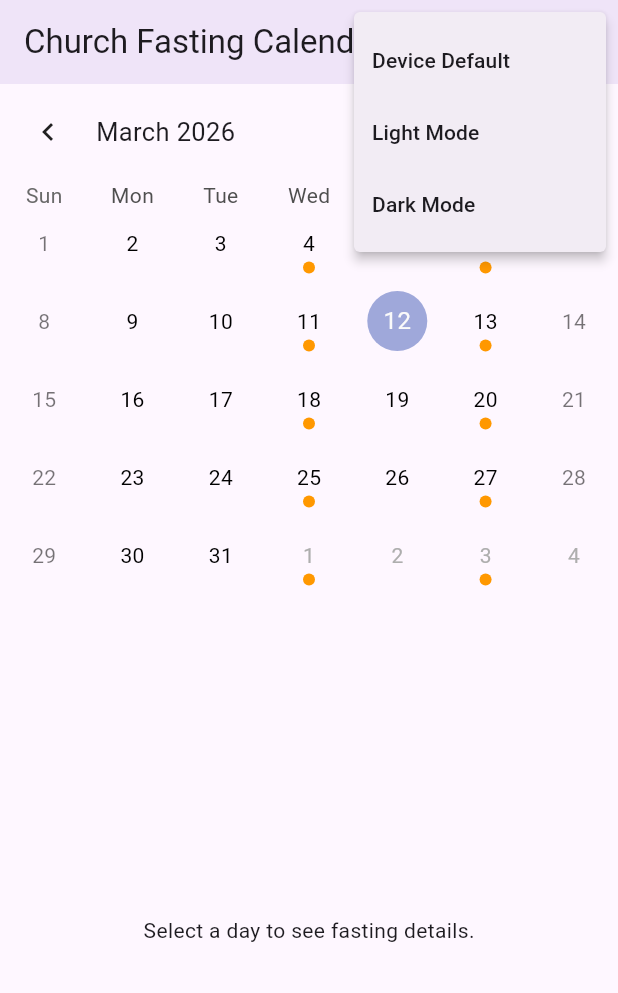
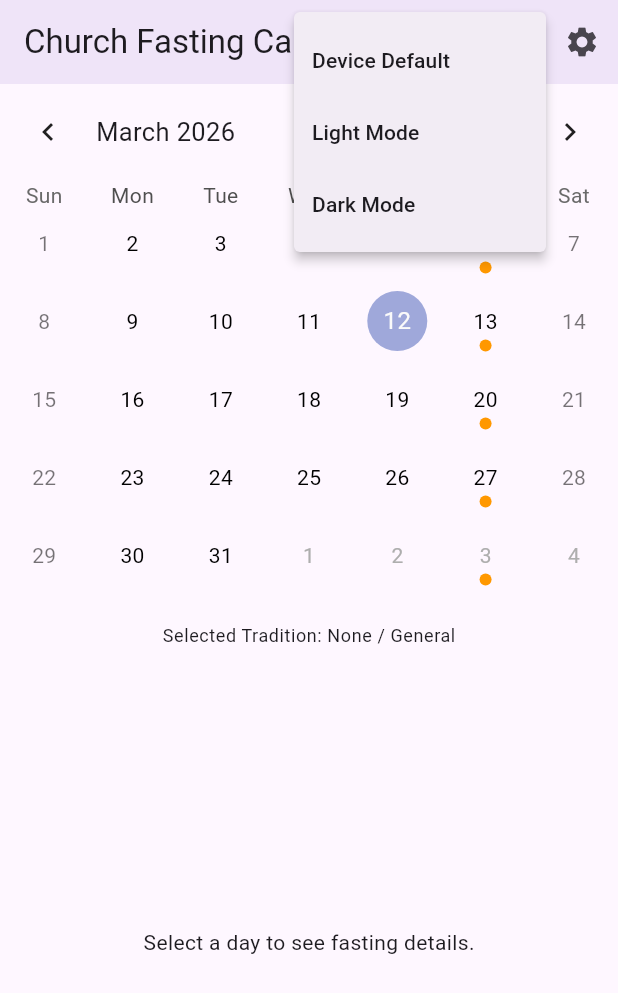
Before and after one commit to d3metrious/OrthodoxFastingCalender, a Flutter app: the screen it shows after launch, after a tap on the "palette" icon, on a phone screen of 412 x 824 dp. Shown: the top 993 px of the screen. Run offline on Flutter 3.47's test engine with Material 3 defaults, Android fonts, the phone set to English and light mode, and no system bars; drawn by our look-alikes of table_calendar; our stand-ins replace shared_preferences.

Commit message:
FastingTradition

```diff
--- a/lib/main.dart
+++ b/lib/main.dart
@@ -2,8 +2,15 @@ import 'package:flutter/material.dart';
 import 'pages/calendar_page.dart';
 import 'utils/app_colors.dart';
 import 'services/theme_service.dart';
+import 'services/fasting_service.dart';
 
-void main() {
+void main() async {
+  WidgetsFlutterBinding.ensureInitialized();
+
+  // Initialize both services
+  await themeService.init();
+  await fastingService.init();
+
   runApp(const FastingCalendarApp());
 }
 
@@ -12,9 +19,13 @@ class FastingCalendarApp extends StatelessWidget {
 
   @override
   Widget build(BuildContext context) {
-    // ListenableBuilder listens to themeService and rebuilds whenever notifyListeners() is called
+    // ListenableBuilder can listen to multiple change notifiers using a Column of builders,
+    // but a cleaner way for multiple is using `MultiListenableBuilder` or just nested builders.
     return ListenableBuilder(
       listenable: themeService,
+      builder: (context, child) {
+        return ListenableBuilder(
+          listenable: fastingService,
           builder: (context, child) {
             return MaterialApp(
               title: 'Church Fasting Calendar',
@@ -32,11 +43,12 @@ class FastingCalendarApp extends StatelessWidget {
                 ),
                 useMaterial3: true,
               ),
-          // Now controlled by our service
               themeMode: themeService.themeMode,
               home: const CalendarPage(),
             );
           },
         );
+      },
+    );
   }
 }
--- /dev/null
+++ b/lib/models/fasting_tradition.dart
@@ -0,0 +1,16 @@
+enum FastingTradition {
+  orthodox,
+  romanCatholic,
+  none;
+
+  String get displayName {
+    switch (this) {
+      case FastingTradition.orthodox:
+        return 'Eastern Orthodox';
+      case FastingTradition.romanCatholic:
+        return 'Roman Catholic';
+      case FastingTradition.none:
+        return 'None / General';
+    }
+  }
+}
--- a/lib/pages/calendar_page.dart
+++ b/lib/pages/calendar_page.dart
@@ -1,5 +1,6 @@
 import 'package:flutter/material.dart';
 import 'package:table_calendar/table_calendar.dart';
+import '../models/fasting_tradition.dart';
 import '../services/fasting_service.dart';
 import '../services/theme_service.dart';
 import '../utils/app_colors.dart';
@@ -24,24 +25,28 @@ class _CalendarPageState extends State<CalendarPage> {
         title: const Text('Church Fasting Calendar'),
         backgroundColor: AppColors.primary.withOpacity(0.1),
         actions: [
-          // A simple dropdown to change the theme
+          // Theme Selector
           PopupMenuButton<ThemeMode>(
             icon: const Icon(Icons.palette),
+            tooltip: 'Change Theme',
             onSelected: (mode) => themeService.setThemeMode(mode),
             itemBuilder: (context) => [
-              const PopupMenuItem(
-                value: ThemeMode.system,
-                child: Text('Device Default'),
-              ),
-              const PopupMenuItem(
-                value: ThemeMode.light,
-                child: Text('Light Mode'),
-              ),
-              const PopupMenuItem(
-                value: ThemeMode.dark,
-                child: Text('Dark Mode'),
-              ),
+              const PopupMenuItem(value: ThemeMode.system, child: Text('Device Default')),
+              const PopupMenuItem(value: ThemeMode.light, child: Text('Light Mode')),
+              const PopupMenuItem(value: ThemeMode.dark, child: Text('Dark Mode')),
             ],
+          ),
+          // Tradition Selector
+          PopupMenuButton<FastingTradition>(
+            icon: const Icon(Icons.settings),
+            tooltip: 'Change Tradition',
+            onSelected: (tradition) => fastingService.setTradition(tradition),
+            itemBuilder: (context) => FastingTradition.values.map((tradition) {
+              return PopupMenuItem(
+                value: tradition,
+                child: Text(tradition.displayName),
+              );
+            }).toList(),
           ),
         ],
       ),
@@ -59,7 +64,7 @@ class _CalendarPageState extends State<CalendarPage> {
               });
             },
             eventLoader: (day) {
-              final fast = FastingService.getFastingType(day);
+              final fast = fastingService.getFastingType(day);
               return fast != null ? [fast] : [];
             },
             calendarStyle: CalendarStyle(
@@ -67,15 +72,18 @@ class _CalendarPageState extends State<CalendarPage> {
                 color: AppColors.fastingMarker,
                 shape: BoxShape.circle,
               ),
-              defaultTextStyle: TextStyle(
-                color: isDarkMode ? Colors.white : Colors.black,
-              ),
-              weekendTextStyle: TextStyle(
-                color: isDarkMode ? Colors.white70 : Colors.black54,
-              ),
+              defaultTextStyle: TextStyle(color: isDarkMode ? Colors.white : Colors.black),
+              weekendTextStyle: TextStyle(color: isDarkMode ? Colors.white70 : Colors.black54),
             ),
           ),
           const SizedBox(height: 20),
+          Padding(
+            padding: const EdgeInsets.symmetric(horizontal: 16.0),
+            child: Text(
+              'Selected Tradition: ${fastingService.tradition.displayName}',
+              style: Theme.of(context).textTheme.bodySmall,
+            ),
+          ),
           Expanded(
             child: Center(
               child: _buildInfoCard(isDarkMode),
@@ -91,12 +99,10 @@ class _CalendarPageState extends State<CalendarPage> {
       return const Text('Select a day to see fasting details.');
     }
 
-    final fastType = FastingService.getFastingType(_selectedDay!);
+    final fastType = fastingService.getFastingType(_selectedDay!);
     if (fastType != null) {
       return Card(
-        color: isDarkMode
-            ? AppColors.fastingBackgroundDark
-            : AppColors.fastingBackgroundLight,
+        color: isDarkMode ? AppColors.fastingBackgroundDark : AppColors.fastingBackgroundLight,
         margin: const EdgeInsets.all(16),
         child: Padding(
           padding: const EdgeInsets.all(16.0),
@@ -108,17 +114,16 @@ class _CalendarPageState extends State<CalendarPage> {
               Text(
                 fastType,
                 style: Theme.of(context).textTheme.headlineSmall,
+                textAlign: TextAlign.center,
               ),
-              const Text('Standard Fasting rules apply.'),
+              const SizedBox(height: 8),
+              const Text('Standard Fasting rules apply.', textAlign: TextAlign.center),
             ],
           ),
         ),
       );
     }
 
-    return const Text(
-      'No fasting today.',
-      style: TextStyle(color: AppColors.noFastingText),
-    );
+    return const Text('No fasting today.', style: TextStyle(color: AppColors.noFastingText));
   }
 }
--- a/lib/services/fasting_service.dart
+++ b/lib/services/fasting_service.dart
@@ -1,18 +1,58 @@
-class FastingService {
-  static final Map<DateTime, String> _fixedFasts = {
-    DateTime.utc(2023, 12, 24): 'Nativity Fast',
-    DateTime.utc(2023, 12, 25): 'Feast of the Nativity',
-  };
+import '../models/fasting_tradition.dart';
+import 'package:shared_preferences/shared_preferences.dart';
+import 'package:flutter/material.dart';
 
-  static String? getFastingType(DateTime date) {
-    final normalizedDate = DateTime.utc(date.year, date.month, date.day);
-    if (_fixedFasts.containsKey(normalizedDate)) {
-      return _fixedFasts[normalizedDate];
+class FastingService extends ChangeNotifier {
+  static const String _key = 'fasting_tradition';
+  FastingTradition _tradition = FastingTradition.none;
+
+  FastingTradition get tradition => _tradition;
+
+  /// Load the saved tradition preference
+  Future<void> init() async {
+    final prefs = await SharedPreferences.getInstance();
+    final savedValue = prefs.getString(_key);
+
+    _tradition = FastingTradition.values.firstWhere(
+      (e) => e.name == savedValue,
+      orElse: () => FastingTradition.none,
+    );
+    notifyListeners();
+  }
+
+  /// Update and persist the tradition
+  Future<void> setTradition(FastingTradition newTradition) async {
+    if (_tradition == newTradition) return;
+    _tradition = newTradition;
+
+    final prefs = await SharedPreferences.getInstance();
+    await prefs.setString(_key, newTradition.name);
+
+    notifyListeners();
+  }
+
+  /// Logic to determine if a day is a fast based on tradition
+  String? getFastingType(DateTime date) {
+    switch (_tradition) {
+      case FastingTradition.orthodox:
+        // Eastern Orthodox: Wed/Fri always, plus some fixed
+        if (date.weekday == DateTime.wednesday) return 'Orthodox Wednesday Fast';
+        if (date.weekday == DateTime.friday) return 'Orthodox Friday Fast';
+        break;
+
+      case FastingTradition.romanCatholic:
+        // Roman Catholic: Fridays in Lent (simplified for now)
+        if (date.weekday == DateTime.friday) return 'Catholic Friday Penance';
+        break;
+
+      case FastingTradition.none:
+        // Generic/General rules
+        if (date.weekday == DateTime.friday) return 'General Friday Fast';
+        break;
     }
-
-    if (date.weekday == DateTime.wednesday) return 'Wednesday Fast';
-    if (date.weekday == DateTime.friday) return 'Friday Fast';
-
     return null;
   }
 }
+
+// Global instance
+final fastingService = FastingService();
--- a/lib/services/theme_service.dart
+++ b/lib/services/theme_service.dart
@@ -1,17 +1,36 @@
 import 'package:flutter/material.dart';
+import 'package:shared_preferences/shared_preferences.dart';
 
 class ThemeService extends ChangeNotifier {
-  // Internal state
+  static const String _key = 'theme_mode';
   ThemeMode _themeMode = ThemeMode.system;
 
   ThemeMode get themeMode => _themeMode;
 
-  // Update logic
-  void setThemeMode(ThemeMode mode) {
+  /// Call this at app startup to load the saved preference
+  Future<void> init() async {
+    final prefs = await SharedPreferences.getInstance();
+    final savedMode = prefs.getString(_key);
+
+    if (savedMode == 'light') {
+      _themeMode = ThemeMode.light;
+    } else if (savedMode == 'dark') {
+      _themeMode = ThemeMode.dark;
+    } else {
+      _themeMode = ThemeMode.system;
+    }
+
+    notifyListeners();
+  }
+
+  /// Update and persist the theme mode
+  Future<void> setThemeMode(ThemeMode mode) async {
     if (_themeMode == mode) return;
     _themeMode = mode;
 
-    // Notify all listeners (the UI) to rebuild
+    final prefs = await SharedPreferences.getInstance();
+    await prefs.setString(_key, mode.name); // .name is 'system', 'light', or 'dark'
+
     notifyListeners();
   }
 }
```
Also changed, not shown: pubspec.yaml (+2 -69 lines), pubspec.lock, 1 other file. Lines whose indentation alone changed are shown as unchanged.
